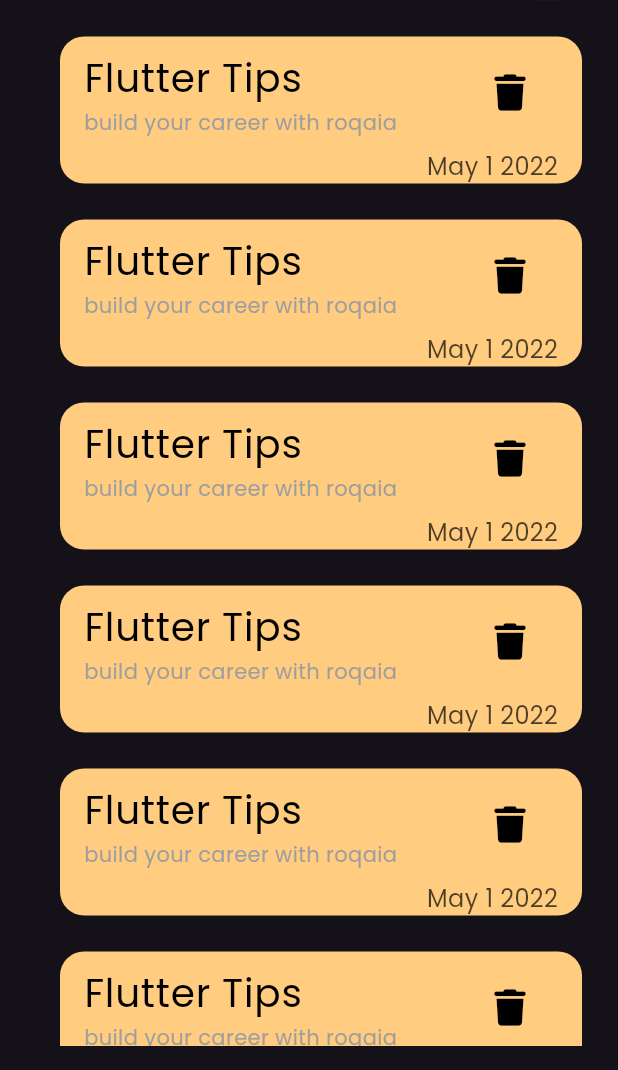
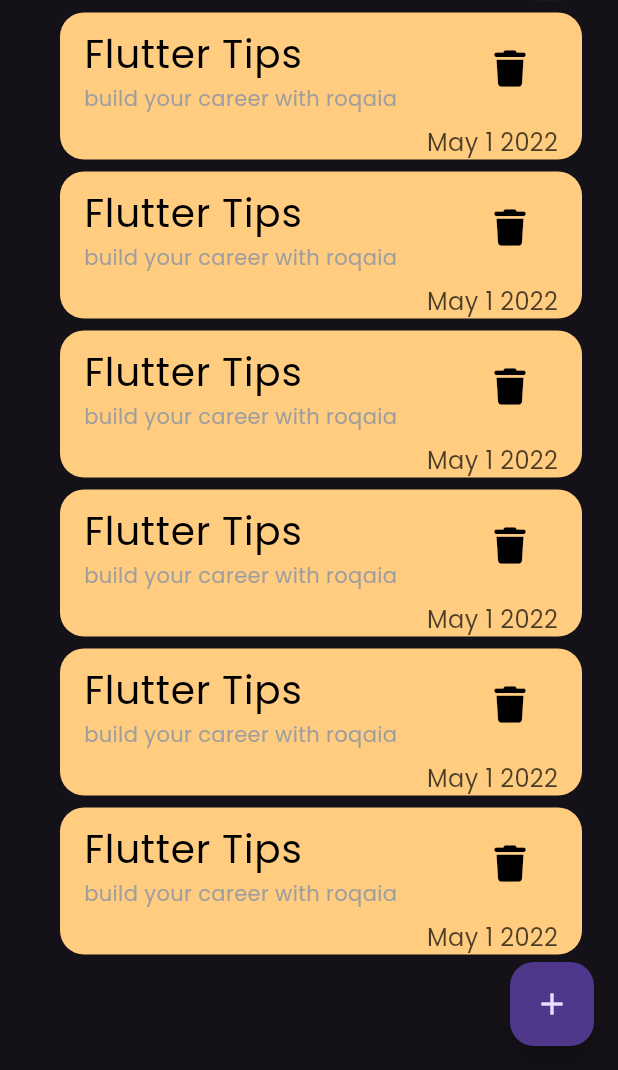
Before and after one commit to Roqaia2005/notes_app, a Flutter app: the screen it shows after launch, on a phone screen of 412 x 824 dp, the part 166-1236 px from its top. Run offline on Flutter 3.47's test engine with Material 3 defaults, Android fonts, the phone set to English and light mode, and no system bars; our stand-ins replace font_awesome_flutter.

Commit message:
add floating action button

```diff
--- a/lib/views/notes_view.dart
+++ b/lib/views/notes_view.dart
@@ -7,7 +7,9 @@ class NotesView extends StatelessWidget {
   @override
   Widget build(BuildContext context) {
     return Scaffold(
+      floatingActionButton: FloatingActionButton(onPressed: (){},child: Icon(Icons.add),),
       body: NotesViewBody(),
+
     );
   }
 }
--- a/lib/widgets/notes_item.dart
+++ b/lib/widgets/notes_item.dart
@@ -7,7 +7,7 @@ class NoteItem extends StatelessWidget {
   @override
   Widget build(BuildContext context) {
     return Padding(
-      padding: const EdgeInsets.only(top: 24,left: 16),
+      padding: const EdgeInsets.only(top: 8,left: 16),
       child: Container(
         decoration: BoxDecoration(
             color: Color(0xffffcc80), borderRadius: BorderRadius.circular(16)),
--- a/lib/widgets/notes_list_view.dart
+++ b/lib/widgets/notes_list_view.dart
@@ -4,12 +4,14 @@ import 'package:notes_app/widgets/notes_item.dart';
 class NotesListView extends StatelessWidget {
   const NotesListView({super.key});
 
+  final data = const [];
+
   @override
   Widget build(BuildContext context) {
     return ListView.builder(
       itemCount: 6,
       itemBuilder: (BuildContext context, int index) {
-        return NoteItem();
+        return const NoteItem();
       },
     );
   }
--- a/lib/widgets/notes_view_body.dart
+++ b/lib/widgets/notes_view_body.dart
@@ -6,13 +6,17 @@ import 'package:notes_app/widgets/notes_list_view.dart';
 class NotesViewBody extends StatelessWidget {
   const NotesViewBody({super.key});
 
+
+
   @override
   Widget build(BuildContext context) {
-    return Padding(
-      padding: const EdgeInsets.symmetric(horizontal: 24, vertical: 16),
+    return const Padding(
+      padding: EdgeInsets.symmetric(horizontal: 24, vertical: 16),
       child: Column(
         children: [
-          SizedBox(height: 50,),
+          SizedBox(
+            height: 50,
+          ),
           CustomAppBar(),
           Expanded(child: NotesListView())
         ],
```
